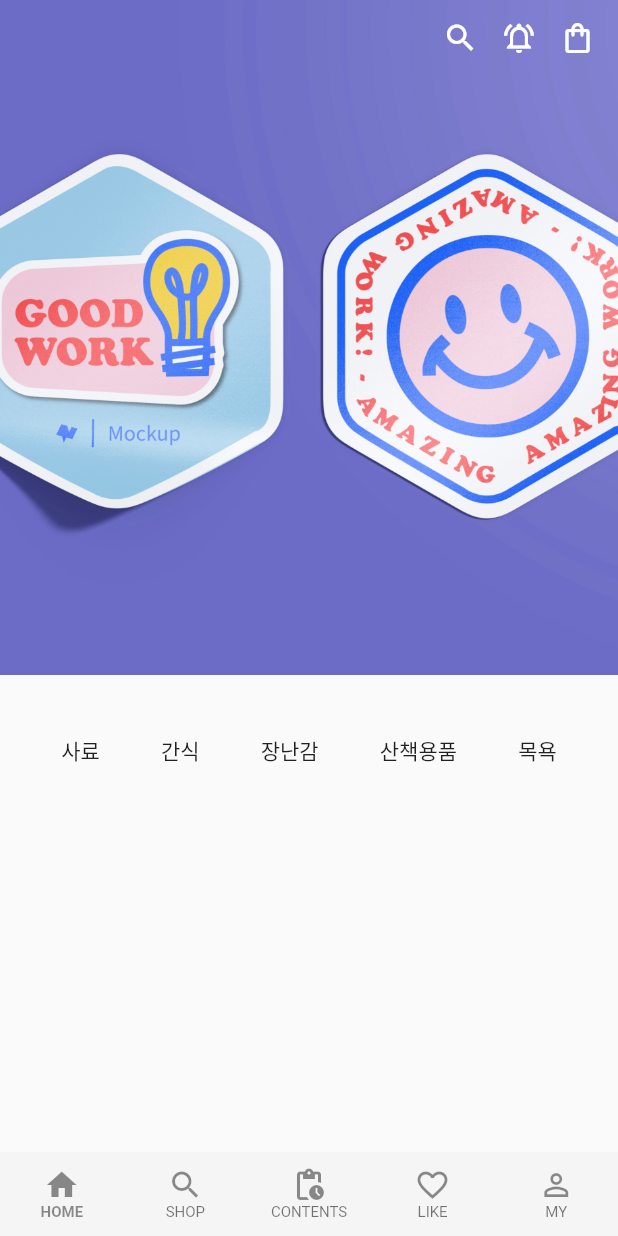
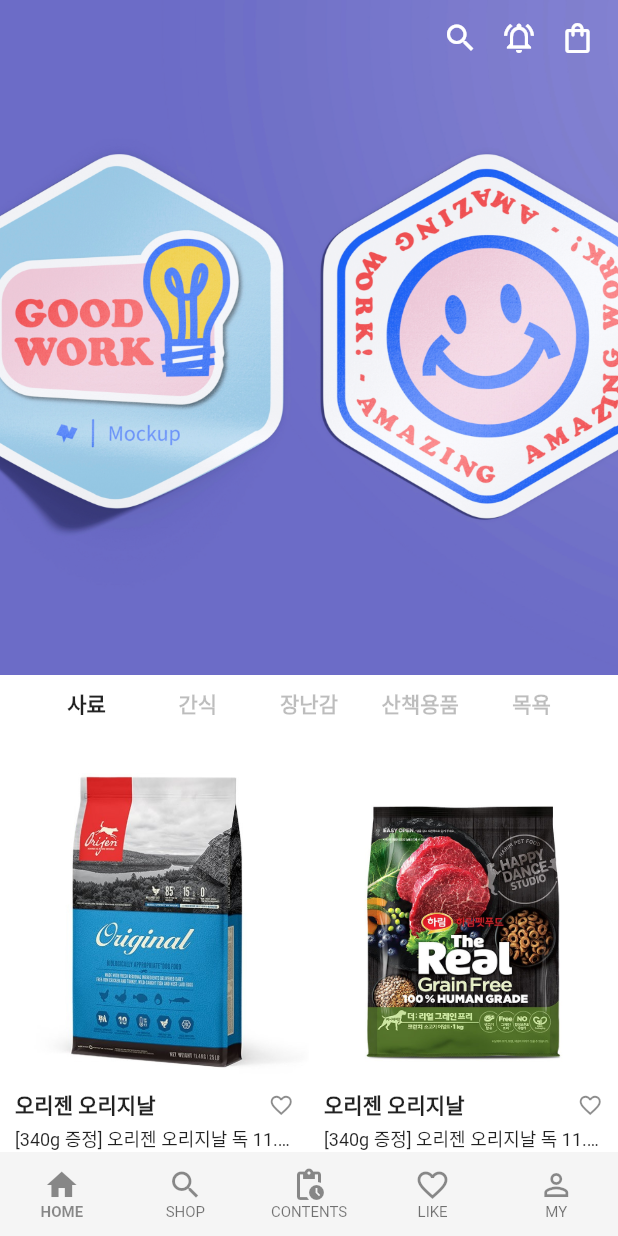
Before and after one commit to hyosun7037/bark, a Flutter app: the screen it shows after launch, on a phone screen of 412 x 824 dp. Run offline on Flutter 3.47's test engine with Material 2 defaults, Android fonts, the phone set to English and light mode, and no system bars; drawn by our look-alikes of carousel_slider; our stand-ins replace get, logger; missing offline and left inert: carousel_images.

Commit message:
[ADD] 상품리스트 추가

```diff
--- a/lib/controller/appbar_controller.dart
+++ /dev/null
@@ -1,39 +0,0 @@
-import 'package:flutter/animation.dart';
-import 'package:flutter/material.dart';
-import 'package:get/get.dart';
-import 'package:logger/logger.dart';
-
-class AppbarController extends GetxController
-    with GetSingleTickerProviderStateMixin {
-  static AppbarController get to => Get.find();
-  var logger = Logger();
-  // 스크롤 위치
-  late AnimationController animationController;
-  var scroll = ScrollController();
-  final RxBool _changedColor = false.obs;
-
-  @override
-  void onInit() {
-    super.onInit();
-    scroll.addListener(() {
-      print('실행');
-      logger.d(scroll.position.pixels);
-      final changedColor = scroll.position.pixels > 336 ? true : false;
-    });
-  }
-
-  @override
-  void dispose() {
-    super.dispose();
-  }
-
-  Future<void> getColor(scrollPositionPixels) async {
-    if (scrollPositionPixels > 336) {
-      _changedColor.value = true;
-    } else {
-      _changedColor.value = false;
-    }
-  }
-
-  bool get changedColor => _changedColor.value;
-}
--- a/lib/fade_on_scroll.dart
+++ /dev/null
@@ -1,127 +0,0 @@
-import 'package:barktest/controller/appbar_controller.dart';
-import 'package:carousel_images/carousel_images.dart';
-import 'package:carousel_slider/carousel_slider.dart';
-import 'package:flutter/material.dart';
-import 'package:get/get.dart';
-
-class FadeOnScroll extends GetView<AppbarController> {
-  @override
-  final controller = Get.put(AppbarController());
-  late AnimationController animationController;
-  PageController pageController = PageController(initialPage: 0);
-  int currentPage = 0;
-  double pageOffset = 0;
-  var scroll = ScrollController();
-  List assetImageList = [];
-
-  @override
-  Widget build(BuildContext context) {
-    scroll.addListener(() {
-      controller.getColor(scroll.position.pixels);
-    });
-    return Scaffold(
-      body: CustomScrollView(
-        controller: scroll,
-        slivers: [
-          Obx(() => SliverAppBar(
-              toolbarHeight: 50,
-              collapsedHeight: 60,
-              titleSpacing: 0,
-              automaticallyImplyLeading: false,
-              actions: [
-                GestureDetector(
-                  onTap: () {},
-                  child: Padding(
-                    padding: const EdgeInsets.only(right: 15),
-                    child: Icon(Icons.search,
-                        color: controller.changedColor
-                            ? Colors.black
-                            : Colors.white),
-                  ),
-                ),
-                GestureDetector(
-                  onTap: () {},
-                  child: Padding(
-                    padding: const EdgeInsets.only(right: 15),
-                    child: Icon(Icons.notifications_active_outlined,
-                        color: controller.changedColor
-                            ? Colors.black
-                            : Colors.white),
-                  ),
-                ),
-                GestureDetector(
-                  onTap: () {},
-                  child: Padding(
-                    padding: const EdgeInsets.only(right: 15),
-                    child: Icon(
-                      Icons.shopping_bag_outlined,
-                      color:
-                          controller.changedColor ? Colors.black : Colors.white,
-                    ),
-                  ),
-                ),
-              ],
-              expandedHeight: 450,
-              floating: false,
-              pinned: false,
-              flexibleSpace: FlexibleSpaceBar(
-                background:
-                    //  CarouselImages(
-                    //   viewportFraction: 1.0,
-                    //   borderRadius: 0,
-                    //   cachedNetworkImage: true,
-                    //   listImages: [
-                    //     'assets/test04.jpg',
-                    //     'assets/test05.jpg',
-                    //   ],
-                    //   height: 500,
-                    // )
-                    CarouselSlider(
-                        items: [
-                      Image.asset(
-                        'assets/test04.jpg',
-                        fit: BoxFit.cover,
-                      ),
-                      Image.asset(
-                        'assets/test05.jpg',
-                        fit: BoxFit.cover,
-                      ),
-                    ],
-                        options: CarouselOptions(
-                            pauseAutoPlayInFiniteScroll: true,
-                            autoPlayInterval: Duration(seconds: 3),
-                            autoPlayAnimationDuration:
-                                Duration(milliseconds: 600),
-                            initialPage: 1,
-                            autoPlay: true,
-                            viewportFraction: 1,
-                            height: 500)),
-              ))),
-          SliverFillRemaining(
-            fillOverscroll: true,
-            child: SafeArea(
-              minimum: EdgeInsets.only(top: 40),
-              child: Container(
-                child: Column(
-                  children: [
-                    Row(
-                      crossAxisAlignment: CrossAxisAlignment.start,
-                      mainAxisAlignment: MainAxisAlignment.spaceEvenly,
-                      children: const [
-                        Text('사료'),
-                        Text('간식'),
-                        Text('장난감'),
-                        Text('산책용품'),
-                        Text('목욕')
-                      ],
-                    ),
-                  ],
-                ),
-              ),
-            ),
-          )
-        ],
-      ),
-    );
-  }
-}
--- a/lib/fade_through_page.dart
+++ /dev/null
@@ -1,90 +0,0 @@
-import 'package:animations/animations.dart';
-import 'package:barktest/fade_on_scroll.dart';
-import 'package:barktest/like_page.dart';
-import 'package:barktest/main.dart';
-import 'package:barktest/my_page.dart';
-import 'package:barktest/shop_page.dart';
-import 'package:barktest/contents_page.dart';
-import 'package:flutter/material.dart';
-import 'package:flutter/src/foundation/key.dart';
-import 'package:flutter/src/widgets/framework.dart';
-
-class FadeThroughPage extends StatefulWidget {
-  const FadeThroughPage({Key? key}) : super(key: key);
-
-  @override
-  State<FadeThroughPage> createState() => _FadeThroughPageState();
-}
-
-class _FadeThroughPageState extends State<FadeThroughPage> {
-  int index = 0;
-  final pages = [
-    FadeOnScroll(),
-    ShopPage(),
-    ContentsPage(),
-    LikePage(),
-    MyPage()
-  ];
-
-  @override
-  Widget build(BuildContext context) {
-    return Scaffold(
-      body: PageTransitionSwitcher(
-          duration: Duration(seconds: 1),
-          transitionBuilder: (child, animation, secondaryAnimation) =>
-              SharedAxisTransition(
-                animation: animation,
-                secondaryAnimation: secondaryAnimation,
-                transitionType: SharedAxisTransitionType.horizontal,
-                child: child,
-              ),
-          // FadeThroughTransition(
-          //     animation: animation,
-          //     secondaryAnimation: secondaryAnimation,
-          //     child: child),
-          child: pages[index]),
-      bottomNavigationBar: BottomNavigationBar(
-          type: BottomNavigationBarType.fixed,
-          currentIndex: index,
-          backgroundColor: Color.fromARGB(255, 245, 245, 245),
-          elevation: 0,
-          fixedColor: Colors.black45,
-          selectedFontSize: 10,
-          unselectedFontSize: 10,
-          selectedLabelStyle: TextStyle(fontWeight: FontWeight.w700),
-          onTap: (int index) => setState(() => this.index = index),
-          items: const [
-            BottomNavigationBarItem(
-                icon: Icon(
-                  Icons.home,
-                  color: Colors.black45,
-                ),
-                label: 'HOME'),
-            BottomNavigationBarItem(
-                icon: Icon(
-                  Icons.search_outlined,
-                  color: Colors.black45,
-                ),
-                label: 'SHOP'),
-            BottomNavigationBarItem(
-                icon: Icon(
-                  Icons.pending_actions,
-                  color: Colors.black45,
-                ),
-                label: 'CONTENTS'),
-            BottomNavigationBarItem(
-                icon: Icon(
-                  Icons.favorite_outline_outlined,
-                  color: Colors.black45,
-                ),
-                label: 'LIKE'),
-            BottomNavigationBarItem(
-                icon: Icon(
-                  Icons.person_outline_outlined,
-                  color: Colors.black45,
-                ),
-                label: 'MY'),
-          ]),
-    );
-  }
-}
--- /dev/null
+++ b/lib/home/controller/appbar_controller.dart
@@ -0,0 +1,36 @@
+import 'package:flutter/animation.dart';
+import 'package:flutter/material.dart';
+import 'package:get/get.dart';
+import 'package:logger/logger.dart';
+
+class AppbarController extends GetxController
+    with GetSingleTickerProviderStateMixin {
+  static AppbarController get to => Get.find();
+  var logger = Logger();
+  var scroll = ScrollController();
+  final RxBool _changedColor = false.obs;
+
+  @override
+  void onInit() {
+    super.onInit();
+    scroll.addListener(() {
+      logger.d(scroll.position.pixels);
+      final changedColor = scroll.position.pixels > 336 ? true : false;
+    });
+  }
+
+  @override
+  void dispose() {
+    super.dispose();
+  }
+
+  Future<void> getColor(scrollPositionPixels) async {
+    if (scrollPositionPixels > 336) {
+      _changedColor.value = true;
+    } else {
+      _changedColor.value = false;
+    }
+  }
+
+  bool get changedColor => _changedColor.value;
+}
--- /dev/null
+++ b/lib/home/controller/home_tab_controller.dart
@@ -0,0 +1,33 @@
+import 'package:flutter/material.dart';
+import 'package:get/get.dart';
+import 'package:logger/logger.dart';
+
+class HomeTabController extends GetxController
+    with GetSingleTickerProviderStateMixin {
+  static HomeTabController get to => Get.find();
+  var logger = Logger();
+  late TabController controller;
+
+  final RxInt _pageIndex = 1.obs;
+
+  final List<Tab> myTabs = <Tab>[
+    const Tab(text: '사료'),
+    const Tab(text: '간식'),
+    const Tab(text: '장난감'),
+    const Tab(text: '산책용품'),
+    const Tab(text: '목욕'),
+  ];
+
+  @override
+  void onInit() {
+    super.onInit();
+    controller = TabController(length: myTabs.length, vsync: this);
+  }
+
+  @override
+  void dispose() {
+    super.dispose();
+  }
+
+  int get pageIndex => _pageIndex.value;
+}
--- /dev/null
+++ b/lib/home/pages/fade_on_scroll.dart
@@ -0,0 +1,296 @@
+// ignore_for_file: prefer_const_constructors, prefer_const_literals_to_create_immutables
+
+import 'package:barktest/home/controller/appbar_controller.dart';
+import 'package:barktest/home/controller/home_tab_controller.dart';
+import 'package:carousel_images/carousel_images.dart';
+import 'package:carousel_slider/carousel_slider.dart';
+import 'package:flutter/material.dart';
+import 'package:get/get.dart';
+
+class FadeOnScroll extends GetView<AppbarController> {
+  @override
+  final controller = Get.put(AppbarController());
+  final tabController = Get.put(HomeTabController());
+  late AnimationController animationController;
+  PageController pageController = PageController(initialPage: 0);
+  int currentPage = 0;
+  double pageOffset = 0;
+  var scroll = ScrollController();
+  List assetImageList = [];
+
+  @override
+  Widget build(BuildContext context) {
+    // 이미지 미리 로드
+    // precacheImage(Image.asset('assets/meta.jpg').image, context);
+    // precacheImage(Image.asset('assets/test01.jpg').image, context);
+    // precacheImage(Image.asset('assets/test02.jpg').image, context);
+    // precacheImage(Image.asset('assets/test03.jpg').image, context);
+    // precacheImage(Image.asset('assets/test04.jpg').image, context);
+    // precacheImage(Image.asset('assets/test05.jpg').image, context);
+    // 스크롤 위치
+    scroll.addListener(() {
+      controller.getColor(scroll.position.pixels);
+    });
+    return Scaffold(
+      backgroundColor: Colors.white,
+      body: CustomScrollView(
+        controller: scroll,
+        slivers: [
+          Obx(() => SliverAppBar(
+              toolbarHeight: 50,
+              collapsedHeight: 60,
+              titleSpacing: 0,
+              automaticallyImplyLeading: false,
+              actions: [
+                GestureDetector(
+                  onTap: () {},
+                  child: Padding(
+                    padding: const EdgeInsets.only(right: 15),
+                    child: Icon(Icons.search,
+                        color: controller.changedColor
+                            ? Colors.black
+                            : Colors.white),
+                  ),
+                ),
+                GestureDetector(
+                  onTap: () {},
+                  child: Padding(
+                    padding: const EdgeInsets.only(right: 15),
+                    child: Icon(Icons.notifications_active_outlined,
+                        color: controller.changedColor
+                            ? Colors.black
+                            : Colors.white),
+                  ),
+                ),
+                GestureDetector(
+                  onTap: () {},
+                  child: Padding(
+                    padding: const EdgeInsets.only(right: 15),
+                    child: Icon(
+                      Icons.shopping_bag_outlined,
+                      color:
+                          controller.changedColor ? Colors.black : Colors.white,
+                    ),
+                  ),
+                ),
+              ],
+              expandedHeight: 450,
+              floating: false,
+              pinned: false,
+              flexibleSpace: FlexibleSpaceBar(
+                background:
+                    //  CarouselImages(
+                    //   viewportFraction: 1.0,
+                    //   borderRadius: 0,
+                    //   cachedNetworkImage: true,
+                    //   listImages: [
+                    //     'assets/test04.jpg',
+                    //     'assets/test05.jpg',
+                    //   ],
+                    //   height: 500,
+                    // )
+                    CarouselSlider(
+                        items: [
+                      Image.asset(
+                        'assets/test04.jpg',
+                        fit: BoxFit.cover,
+                      ),
+                      Image.asset(
+                        'assets/test05.jpg',
+                        fit: BoxFit.cover,
+                      ),
+                    ],
+                        options: CarouselOptions(
+                            pauseAutoPlayInFiniteScroll: true,
+                            autoPlayInterval: Duration(seconds: 3),
+                            autoPlayAnimationDuration:
+                                Duration(milliseconds: 600),
+                            initialPage: 1,
+                            autoPlay: true,
+                            viewportFraction: 1,
+                            height: 500)),
+              ))),
+          SliverFillRemaining(
+            fillOverscroll: true,
+            child: SafeArea(
+              child: SingleChildScrollView(
+                child: Column(
+                  children: [
+                    SingleChildScrollView(
+                      scrollDirection: Axis.horizontal,
+                      child: Container(
+                        width: MediaQuery.of(context).size.width * 0.9,
+                        height: 40,
+                        child: TabBar(
+                          indicatorColor: Colors.transparent,
+                          unselectedLabelColor: Colors.black26,
+                          labelPadding: EdgeInsets.zero,
+                          labelColor: Colors.black87,
+                          tabs: tabController.myTabs,
+                          controller: tabController.controller,
+                          labelStyle:
+                              const TextStyle(fontWeight: FontWeight.bold),
+                        ),
+                      ),
+                    ),
+                    Container(
+                      padding: EdgeInsets.only(top: 20),
+                      height: MediaQuery.of(context).size.width * 4,
+                      child: TabBarView(
+                        controller: tabController.controller,
+                        children: [
+                          // 상품리스트)
+                          GridView.builder(
+                              itemCount: 4,
+                              gridDelegate:
+                                  SliverGridDelegateWithFixedCrossAxisCount(
+                                      crossAxisCount: 2,
+                                      childAspectRatio: 3 / 5),
+                              itemBuilder: (BuildContext context, int index) {
+                                return Product(image: item[index]);
+                              }),
+                          // Product(),
+                          Product(),
+                          Product(),
+                          Product(),
+                          Product(),
+                        ],
+                      ),
+                    )
+                    // Row(
+                    //   crossAxisAlignment: CrossAxisAlignment.start,
+                    //   mainAxisAlignment: MainAxisAlignment.spaceEvenly,
+                    //   children: const [
+                    //     Text('사료'),
+                    //     Text('간식'),
+                    //     Text('장난감'),
+                    //     Text('산책용품'),
+                    //     Text('목욕')
+                    //   ],
+                    // ),
+                  ],
+                ),
+              ),
+            ),
+          )
+        ],
+      ),
+    );
+  }
+}
+
+class Product extends StatelessWidget {
+  const Product({
+    Key? key,
+    this.image = '',
+  }) : super(key: key);
+
+  final String image;
+
+  @override
+  Widget build(BuildContext context) {
+    return Container(
+      height: MediaQuery.of(context).size.width * 1.5,
+      child: Column(
+        children: [
+          Container(
+            decoration: BoxDecoration(
+                image: DecorationImage(
+                    image: AssetImage(image), fit: BoxFit.contain)),
+            width: MediaQuery.of(context).size.width * .5,
+            height: MediaQuery.of(context).size.width * .5,
+          ),
+          // 제목 영역
+          Container(
+            width: MediaQuery.of(context).size.width * .5,
+            padding: EdgeInsets.all(10),
+            child: Column(
+              children: [
+                // 타이틀
+                Row(
+                  mainAxisAlignment: MainAxisAlignment.spaceBetween,
+                  children: const [
+                    Text(
+                      '오리젠 오리지날',
+                      style:
+                          TextStyle(fontSize: 14, fontWeight: FontWeight.bold),
+                    ),
+                    Icon(
+                      Icons.favorite_border,
+                      color: Colors.black45,
+                      size: 17,
+                    )
+                  ],
+                ),
+                Padding(
+                  padding: const EdgeInsets.symmetric(vertical: 3),
+                  child: Text(
+                    '[340g 증정] 오리젠 오리지날 독 11.4kg',
+                    style: TextStyle(
+                        overflow: TextOverflow.ellipsis, fontSize: 12),
+                  ),
+                ),
+                // 가격
+                Row(
+                  children: [
+                    Padding(
+                      padding: const EdgeInsets.only(right: 7),
+                      child: Text(
+                        '5%',
+                        style: TextStyle(
+                            color: Colors.red, fontWeight: FontWeight.w700),
+                      ),
+                    ),
+                    Text(
+                      '132,000원',
+                      style: TextStyle(fontWeight: FontWeight.w700),
+                    )
+                  ],
+                ),
+                Padding(
+                  padding: const EdgeInsets.symmetric(vertical: 5),
+                  child: Row(
+                    children: [
+                      Row(
+                        children: [
+                          Icon(
+                            Icons.favorite,
+                            size: 13,
+                            color: Colors.black26,
+                          ),
+                          Text('1,300',
+                              style: TextStyle(
+                                  color: Colors.black26, fontSize: 12)),
+                        ],
+                      ),
+                      SizedBox(width: 5),
+                      Row(
+                        children: [
+                          Icon(
+                            Icons.star,
+                            size: 15,
+                            color: Colors.black26,
+                          ),
+                          Text('4.5(500)',
+                              style: TextStyle(
+                                  color: Colors.black26, fontSize: 12)),
+                        ],
+                      ),
+                    ],
+                  ),
+                )
+              ],
+            ),
+          )
+        ],
+      ),
+    );
+  }
+}
+
+List<String> item = [
+  'assets/product01.jpeg',
+  'assets/product02.jpeg',
+  'assets/product03.jpeg',
+  'assets/product04.jpeg'
+];
--- /dev/null
+++ b/lib/home/pages/fade_through_page.dart
@@ -0,0 +1,90 @@
+import 'package:animations/animations.dart';
+import 'package:barktest/home/pages/fade_on_scroll.dart';
+import 'package:barktest/like_page.dart';
+import 'package:barktest/main.dart';
+import 'package:barktest/my_page.dart';
+import 'package:barktest/shop_page.dart';
+import 'package:barktest/contents_page.dart';
+import 'package:flutter/material.dart';
+import 'package:flutter/src/foundation/key.dart';
+import 'package:flutter/src/widgets/framework.dart';
+
+class FadeThroughPage extends StatefulWidget {
+  const FadeThroughPage({Key? key}) : super(key: key);
+
+  @override
+  State<FadeThroughPage> createState() => _FadeThroughPageState();
+}
+
+class _FadeThroughPageState extends State<FadeThroughPage> {
+  int index = 0;
+  final pages = [
+    FadeOnScroll(),
+    ShopPage(),
+    ContentsPage(),
+    LikePage(),
+    MyPage()
+  ];
+
+  @override
+  Widget build(BuildContext context) {
+    return Scaffold(
+      body: PageTransitionSwitcher(
+          duration: Duration(seconds: 1),
+          transitionBuilder: (child, animation, secondaryAnimation) =>
+              SharedAxisTransition(
+                animation: animation,
+                secondaryAnimation: secondaryAnimation,
+                transitionType: SharedAxisTransitionType.horizontal,
+                child: child,
+              ),
+          // FadeThroughTransition(
+          //     animation: animation,
+          //     secondaryAnimation: secondaryAnimation,
+          //     child: child),
+          child: pages[index]),
+      bottomNavigationBar: BottomNavigationBar(
+          type: BottomNavigationBarType.fixed,
+          currentIndex: index,
+          backgroundColor: Color.fromARGB(255, 245, 245, 245),
+          elevation: 0,
+          fixedColor: Colors.black45,
+          selectedFontSize: 10,
+          unselectedFontSize: 10,
+          selectedLabelStyle: TextStyle(fontWeight: FontWeight.w700),
+          onTap: (int index) => setState(() => this.index = index),
+          items: const [
+            BottomNavigationBarItem(
+                icon: Icon(
+                  Icons.home,
+                  color: Colors.black45,
+                ),
+                label: 'HOME'),
+            BottomNavigationBarItem(
+                icon: Icon(
+                  Icons.search_outlined,
+                  color: Colors.black45,
+                ),
+                label: 'SHOP'),
+            BottomNavigationBarItem(
+                icon: Icon(
+                  Icons.pending_actions,
+                  color: Colors.black45,
+                ),
+                label: 'CONTENTS'),
+            BottomNavigationBarItem(
+                icon: Icon(
+                  Icons.favorite_outline_outlined,
+                  color: Colors.black45,
+                ),
+                label: 'LIKE'),
+            BottomNavigationBarItem(
+                icon: Icon(
+                  Icons.person_outline_outlined,
+                  color: Colors.black45,
+                ),
+                label: 'MY'),
+          ]),
+    );
+  }
+}
--- a/lib/main.dart
+++ b/lib/main.dart
@@ -1,10 +1,11 @@
-import 'package:barktest/fade_on_scroll.dart';
-import 'package:barktest/fade_through_page.dart';
+import 'package:barktest/home/pages/fade_through_page.dart';
 import 'package:flutter/material.dart';
 import 'package:flutter/services.dart';
 import 'package:get/route_manager.dart';
 
 void main() async {
+  WidgetsFlutterBinding.ensureInitialized();
+  WidgetsBinding.instance.addPostFrameCallback((_) {});
   SystemChrome.setSystemUIOverlayStyle(SystemUiOverlayStyle(
       statusBarColor: Colors.transparent,
       statusBarBrightness: Brightness.dark,
--- a/pubspec.yaml
+++ b/pubspec.yaml
@@ -36,7 +36,7 @@
   cupertino_icons: ^1.0.2
   get: ^4.6.5
   carousel_slider: ^4.1.1
-  flutter_swiper_plus: ^2.0.4
+  # flutter_swiper_plus: ^2.0.4
   animations:
   card_swiper: ^2.0.4
   appbar_animated: ^0.0.3
@@ -74,6 +74,10 @@
     - assets/test03.jpg
     - assets/test04.jpg
     - assets/test05.jpg
+    - assets/product01.jpeg
+    - assets/product02.jpeg
+    - assets/product03.jpeg
+    - assets/product04.jpeg
 
   # An image asset can refer to one or more resolution-specific "variants", see
   # https://flutter.dev/assets-and-images/#resolution-aware
```
Also changed, not shown: assets/product01.jpeg (added), assets/product02.jpeg (added), assets/product03.jpeg (added), assets/product04.jpeg (added), pubspec.lock, 3 other files.
